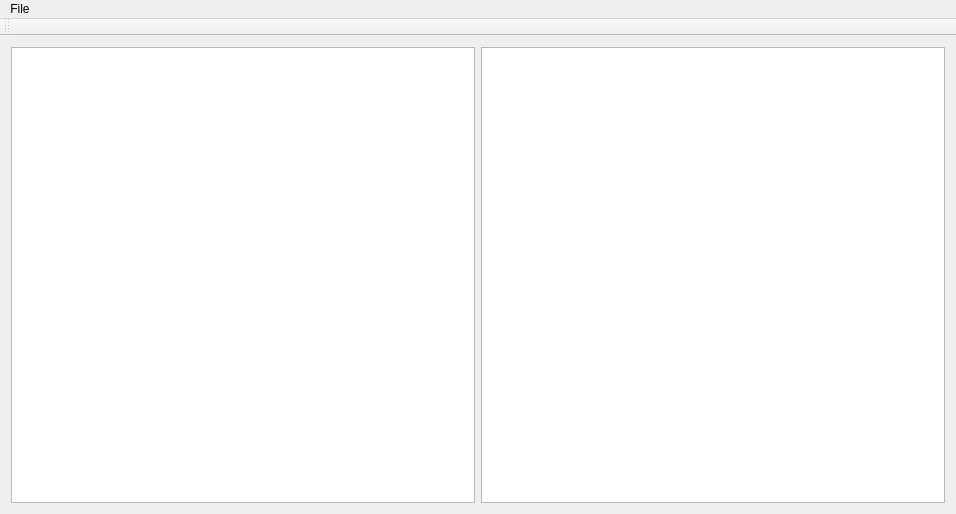
First picture: the form in plotter.ui, repository maratnek/top-words, before the edit.
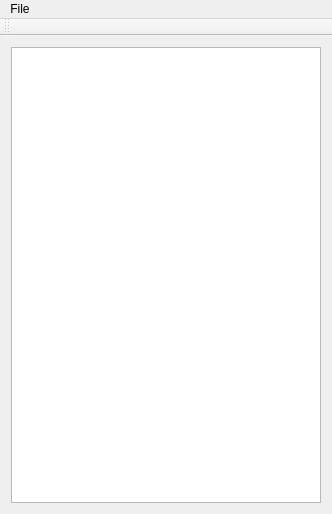
Second picture: the form after the edit. Icons and pictures are not drawn.

```diff
--- a/plotter.ui
+++ b/plotter.ui
@@ -9,7 +9,7 @@
    <rect>
     <x>0</x>
     <y>0</y>
-    <width>956</width>
+    <width>332</width>
     <height>514</height>
    </rect>
   </property>
@@ -27,9 +27,6 @@
     <item>
      <widget class="QListWidget" name="listWidget"/>
     </item>
-    <item>
-     <widget class="QTextEdit" name="textEdit"/>
-    </item>
    </layout>
   </widget>
   <widget class="QMenuBar" name="menuBar">
@@ -37,7 +34,7 @@
     <rect>
      <x>0</x>
      <y>0</y>
-     <width>956</width>
+     <width>332</width>
      <height>21</height>
     </rect>
    </property>
```
